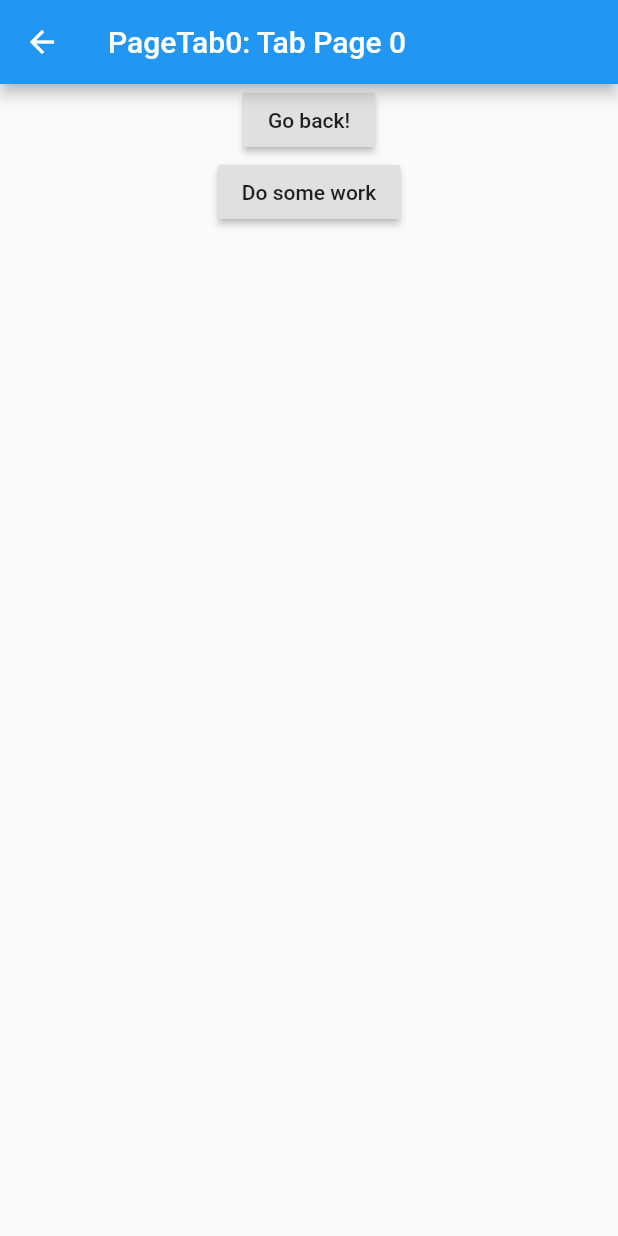
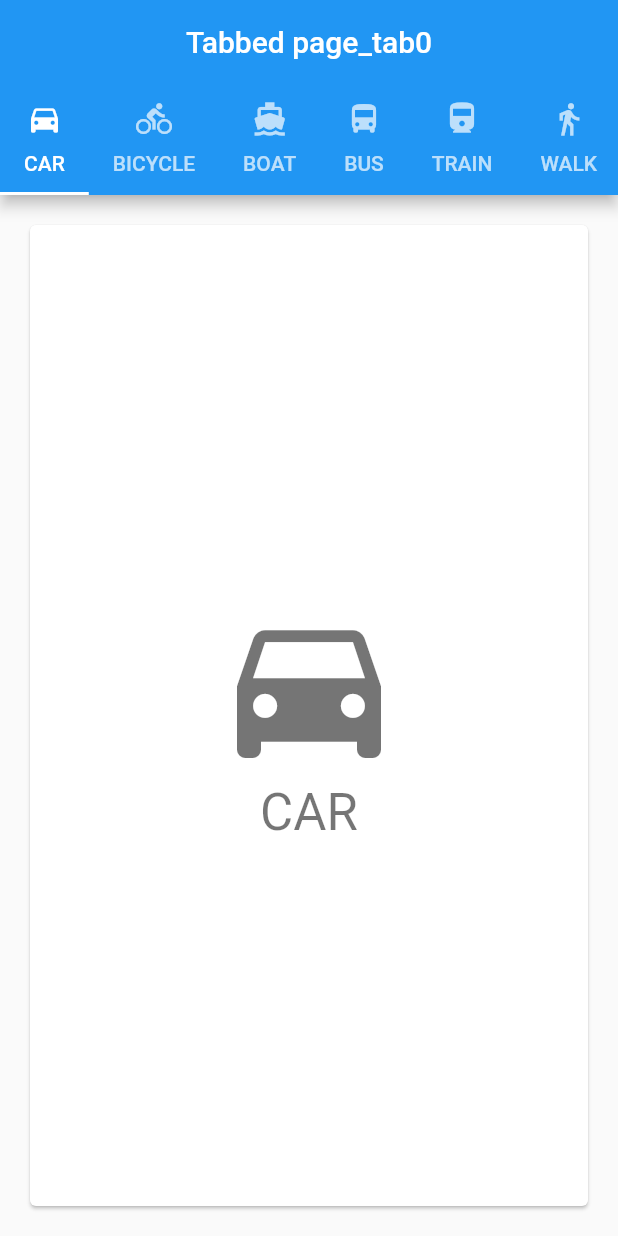
Before and after one commit to ethan-jiang-1/flutterapp2, a Flutter app: the screen it shows after launch, after a tap on an icon or button, on a phone screen of 412 x 824 dp. Run offline on Flutter 3.47's test engine with Material 2 defaults, Android fonts, the phone set to English and light mode, and no system bars; our stand-ins replace webview_flutter.

Commit message:
'htmlpage'

```diff
--- a/lib/main.dart
+++ b/lib/main.dart
@@ -3,6 +3,7 @@ import 'package:flutterapp2/page0/page0.dart';
 import 'package:flutterapp2/page1/page1.dart';
 import 'package:flutterapp2/page2/page2.dart';
 import 'package:flutterapp2/page_tab0/page_tab0.dart';
+import 'package:flutterapp2/page_html0/page_html0.dart';
 
 // ignore: non_constant_identifier_names
 MyApp() {
@@ -15,6 +16,7 @@ MyApp() {
       "/page1": (context) => Page1(),
       "/page2": (context) => Page2(),
       "/page_tab0": (context) => PageTab0(),
+      "/page_html0": (context) => WebViewExample(),
     },
   );
 }
--- a/lib/page0/page0.dart
+++ b/lib/page0/page0.dart
@@ -98,6 +98,11 @@ class Page0 extends StatelessWidget {
                   child: MyButton0('/page_tab0'),
                 ),
               ),
+              Expanded(
+                child: Center (
+                  child: MyButton0('/page_html0'),
+                ),
+              ),
             ],
         ),
       ),
--- a/lib/page_tab0/page_tab0.dart
+++ b/lib/page_tab0/page_tab0.dart
@@ -3,26 +3,80 @@ import "package:flutter/material.dart";
 class PageTab0 extends StatelessWidget {
   @override
   Widget build(BuildContext context) {
-    return Scaffold(
-      appBar: AppBar(
-        title: Text("PageTab0: Tab Page 0"),
-      ),
-      body: Center(
+    return MaterialApp(
+      home: DefaultTabController(
+        length: choices.length,
+        child: Scaffold(
+          appBar: AppBar(
+            title: GestureDetector(
+              onTap: () {
+                print("Tap on tab");
+                Navigator.pushNamed(context, "/");
+              },
+              child: Container(
+                child:Center(
+                  child:Text('Tabbed page_tab0'),)
+              )
+            ),
+            bottom: TabBar(
+              isScrollable: true,
+              tabs: choices.map((Choice choice) {
+                return Tab(
+                  text: choice.title,
+                  icon: Icon(choice.icon),
+                );
+              }).toList(),
+            ),
+          ),
+        body:  TabBarView(
+              children: choices.map((Choice choice) {
+                return Padding(
+                  padding: const EdgeInsets.all(16.0),
+                  child: ChoiceCard(choice: choice),
+                );
+              }).toList(),
+              )
+          )
+        )
+    );
+  }
+}
+
+
+class Choice {
+  const Choice({this.title, this.icon});
+
+  final String title;
+  final IconData icon;
+}
+
+const List<Choice> choices = const <Choice>[
+  const Choice(title: 'CAR', icon: Icons.directions_car),
+  const Choice(title: 'BICYCLE', icon: Icons.directions_bike),
+  const Choice(title: 'BOAT', icon: Icons.directions_boat),
+  const Choice(title: 'BUS', icon: Icons.directions_bus),
+  const Choice(title: 'TRAIN', icon: Icons.directions_railway),
+  const Choice(title: 'WALK', icon: Icons.directions_walk),
+];
+
+class ChoiceCard extends StatelessWidget {
+  const ChoiceCard({Key key, this.choice}) : super(key: key);
+
+  final Choice choice;
+
+  @override
+  Widget build(BuildContext context) {
+    final TextStyle textStyle = Theme.of(context).textTheme.headline4;
+    return Card(
+      color: Colors.white,
+      child: Center(
         child: Column(
-            children:<Widget> [
-              RaisedButton(
-                onPressed: () {
-                  // Navigate back to first screen when tapped.
-                  Navigator.pop(context);
-                },
-                child: Text('Go back!'),),
-              RaisedButton(
-                onPressed: () {
-                  print("do some work");
-                },
-                child: Text('Do some work'),
-              ),
-            ]
+          mainAxisSize: MainAxisSize.min,
+          crossAxisAlignment: CrossAxisAlignment.center,
+          children: <Widget>[
+            Icon(choice.icon, size: 128.0, color: textStyle.color),
+            Text(choice.title, style: textStyle),
+          ],
         ),
       ),
     );
--- a/pubspec.yaml
+++ b/pubspec.yaml
@@ -28,6 +28,7 @@ dependencies:
   # The following adds the Cupertino Icons font to your application.
   # Use with the CupertinoIcons class for iOS style icons.
   cupertino_icons: ^0.1.3
+  webview_flutter: ^0.3.22+1
 
 dev_dependencies:
   flutter_test:
```
Also changed, not shown: lib/page_html0/page_html0.dart (added, +336 -0 lines), pubspec.lock, 1 other file.
